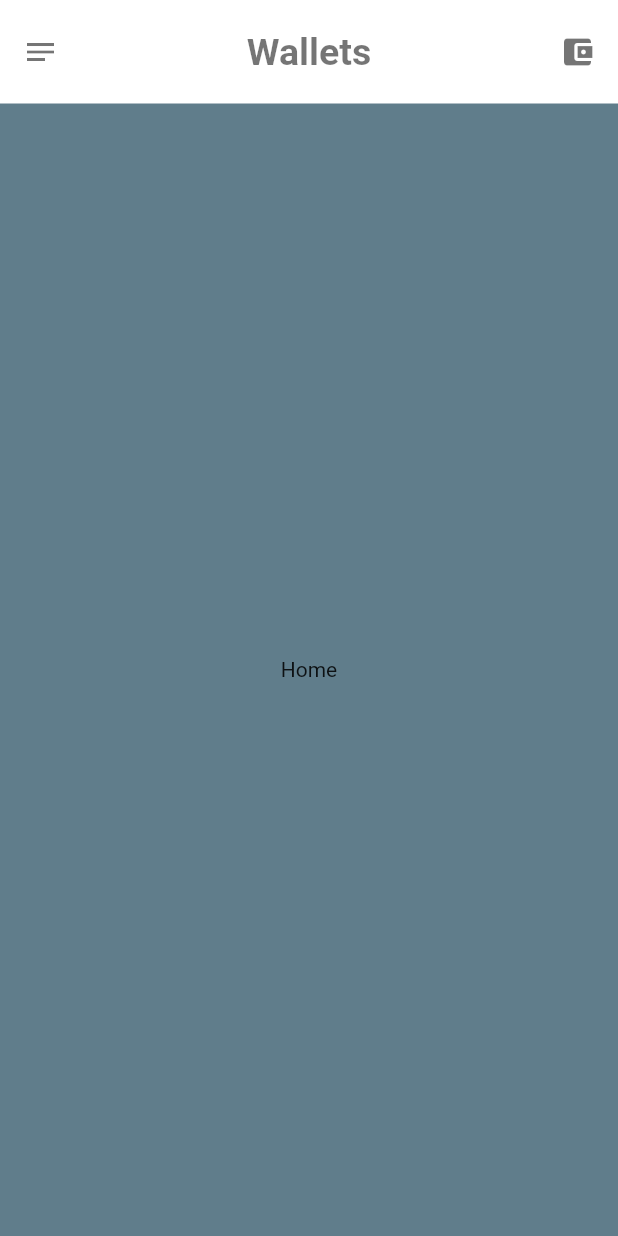
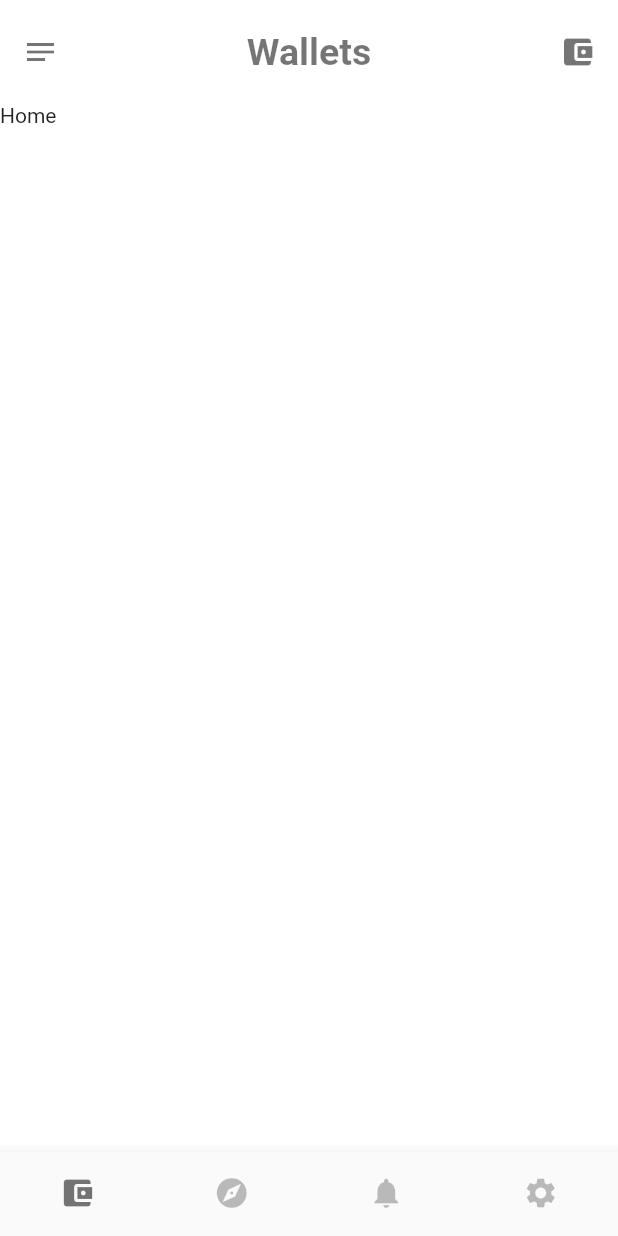
Before and after one commit to Team-Clyde/Clyde, a Flutter app: the screen it shows after launch, on a phone screen of 412 x 824 dp. Run offline on Flutter 3.47's test engine with Material 2 defaults, Android fonts, the phone set to English and light mode, and no system bars.

Commit message:
few updated

```diff
--- a/lib/main.dart
+++ b/lib/main.dart
@@ -1,3 +1,4 @@
+import 'package:clyde/ui/screen/home.dart';
 import 'package:flutter/material.dart';
 import 'ui/component.dart';
 
@@ -42,7 +43,7 @@ class _MainAppState extends State<MainApp> {
   @override
   Widget build(BuildContext context) {
     return Scaffold(
-      backgroundColor: Colors.blueGrey,
+      backgroundColor: Colors.white,
       appBar: PreferredSize(
         preferredSize: const Size.fromHeight(100.0),
         child: SafeArea(
@@ -59,7 +60,7 @@ class _MainAppState extends State<MainApp> {
         ),
       ),
       body: _buildScreen(),
-      buttomNavigationBar: _bottomNavigationBar(),
+      bottomNavigationBar: _bottomNavigationBar(),
     );
   }
 
@@ -104,17 +105,23 @@ class _MainAppState extends State<MainApp> {
         return Icons.notifications;
       case TabItem.setting:
         return Icons.settings;
+      default:
+        throw 'Unknown $item';
     }
   }
 
   Widget _buildScreen() {
-    switch (_currentItem) {
+    switch(_currentItem) {
       case TabItem.home:
-        return Container(
-          child: const Center(child: Text('Home')),
-        );
-        break;
+        return const HomeScreen();
+      case TabItem.explore:
+        return Container(child: const Center(child: Text('Explore'),),);
+      case TabItem.notification:
+        return Container(child: const Center(child: Text('Notification'),),);
+      case TabItem.setting:
+        return Container(child: const Center(child: Text('Settings'),),);
       default:
+        return const HomeScreen();
     }
   }
 }
```
